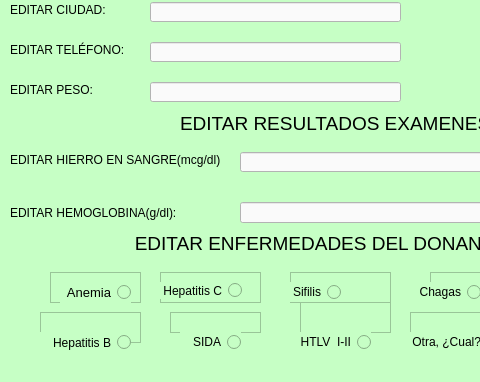
First picture: the form in editar_donante2.ui, repository mcewenar/PROY_FINAL_BIOING_II, before the edit; both pictures show x 0 to 480 and y 228 to 610 of the 750 by 610 pixel window.
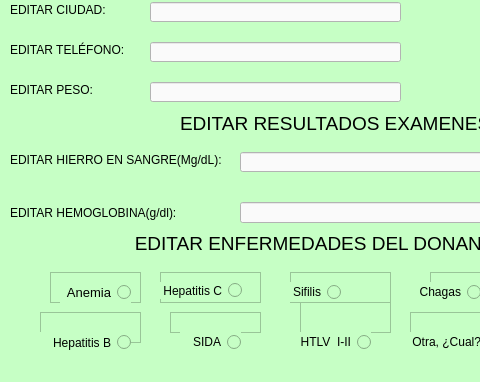
Second picture: the form after the edit.

The edit to the form file:
```diff
--- a/editar_donante2.ui
+++ b/editar_donante2.ui
@@ -241,7 +241,7 @@
     </rect>
    </property>
    <property name="text">
-    <string>EDITAR HIERRO EN SANGRE(mcg/dl): </string>
+    <string>EDITAR HIERRO EN SANGRE(Mg/dL): </string>
    </property>
   </widget>
   <widget class="QLabel" name="label_12">
```
